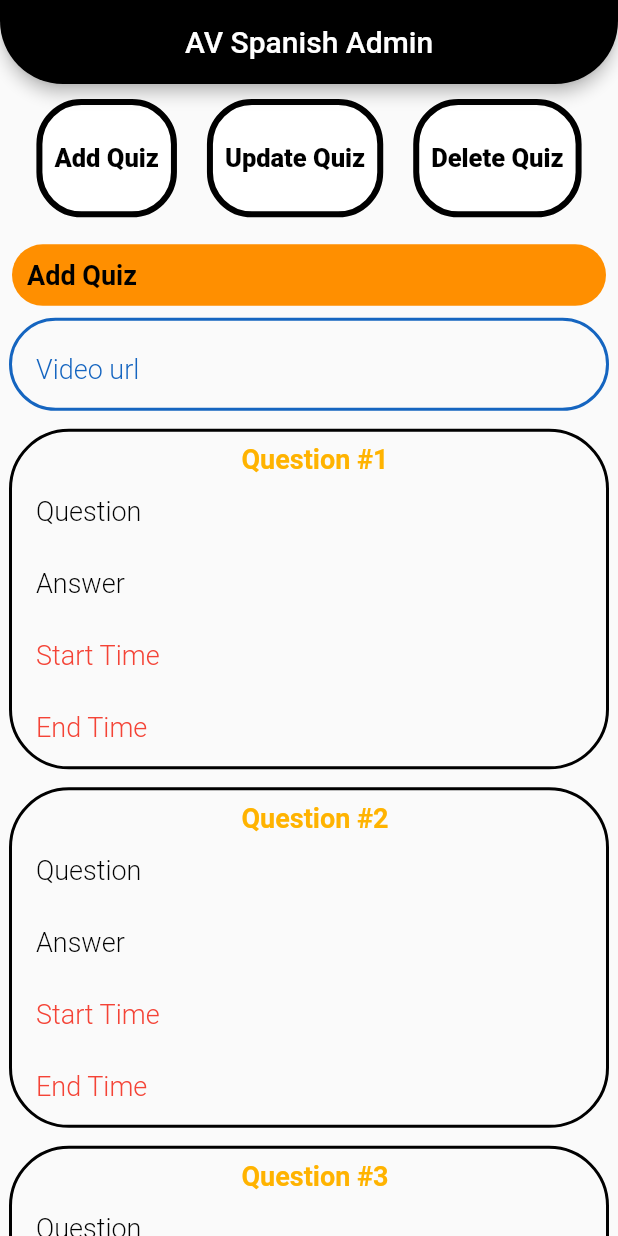
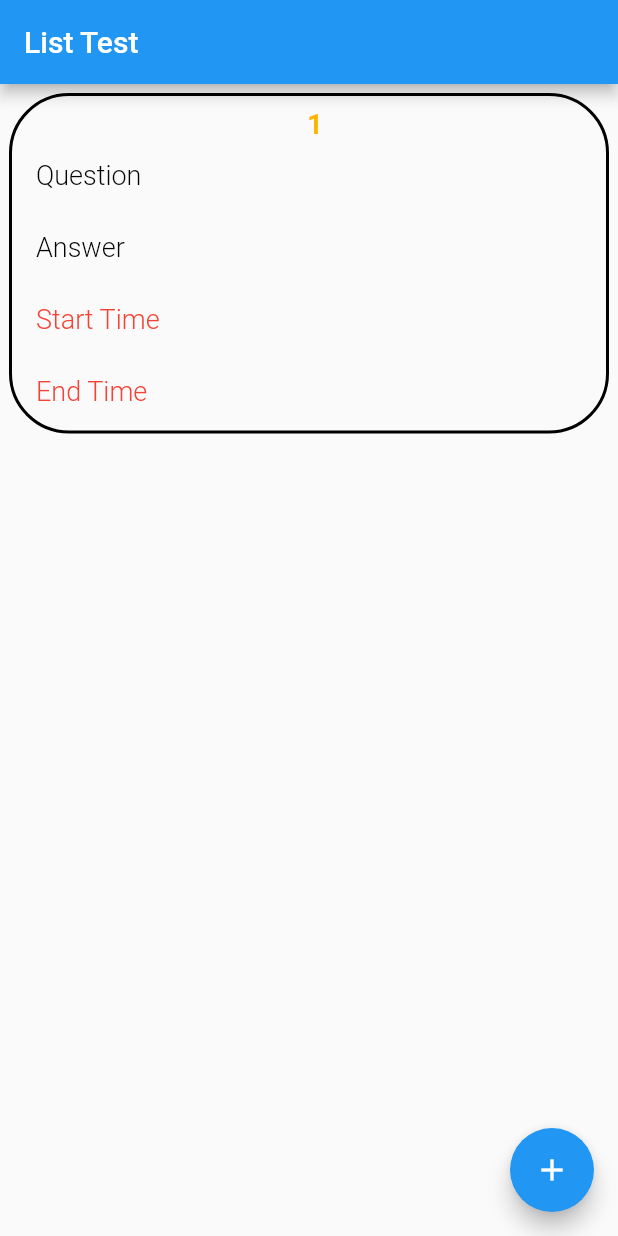
Before and after one commit to villegas-abva/admin.avspanish, a Flutter app: the screen it shows after launch, on a phone screen of 412 x 824 dp. Run offline on Flutter 3.47's test engine with Material 2 defaults, Android fonts, the phone set to English and light mode, and no system bars; our stand-ins replace cloud_firestore, firebase_core, google_fonts; accounts and stored records are empty.

Commit message:
commit 7-- prueba para Lincoln

```diff
--- /dev/null
+++ b/lib/list_test.dart
@@ -0,0 +1,41 @@
+import 'package:av_spanish/widgets/quiz/add/containers/add_question_mc_container.dart';
+import 'package:av_spanish/widgets/quiz/add/containers/add_question_tf_cr_container.dart';
+import 'package:flutter/material.dart';
+
+class ListTest extends StatelessWidget {
+  List<String> questionNumber = [
+    '1',
+    // '2',
+    // '3 ',
+    // '4',
+    // '5',
+    // '6',
+    // '7',
+    // '8',
+    // '9',
+    // '10'
+  ];
+  ListTest({Key? key}) : super(key: key);
+
+  @override
+  Widget build(BuildContext context) {
+    return Scaffold(
+      appBar: AppBar(
+        title: Text('List Test'),
+      ),
+      body: ListView.builder(
+        itemCount: questionNumber.length,
+        itemBuilder: (BuildContext context, int index) {
+          return AddQuestionTFCRContainer(
+              questionNumber: questionNumber[index]);
+        },
+      ),
+      floatingActionButton: FloatingActionButton(
+        child: Icon(Icons.add),
+        onPressed: () {
+          print('Quiz added!');
+        },
+      ),
+    );
+  }
+}
--- a/lib/main.dart
+++ b/lib/main.dart
@@ -1,3 +1,4 @@
+import 'package:av_spanish/list_test.dart';
 import 'package:av_spanish/pages/home/home_page.dart';
 import 'package:av_spanish/services/quiz_functions.dart';
 import 'package:av_spanish/two_layers.dart';
@@ -25,10 +26,11 @@ class AppWidget extends StatelessWidget {
         theme: ThemeData(
           primarySwatch: Colors.blue,
         ),
+        home: ListTest(),
         // home: TwoLayers(),
         // home: OneLayer(),
         // home: Test(),
-        home: HomePage(),
+        // home: HomePage(),
       ),
     );
   }
--- a/lib/widgets/quiz/add/text_form_field/add_question_answer_textform_field.dart
+++ b/lib/widgets/quiz/add/text_form_field/add_question_answer_textform_field.dart
@@ -11,6 +11,7 @@ class AddQuestionAnswerTextFormField extends StatelessWidget {
   @override
   Widget build(BuildContext context) {
     return TextFormField(
+      // controller: controller,
       style: Constants.kRegularText
           .copyWith(color: Colors.black87, fontWeight: FontWeight.w400),
       decoration: InputDecoration(
```
